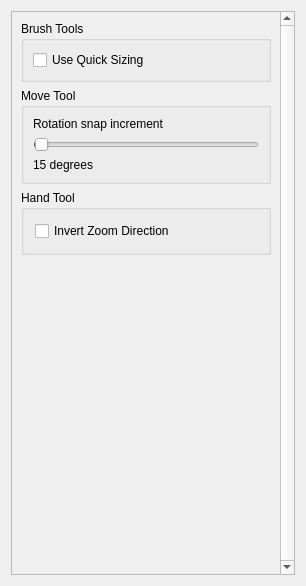
Qt form app/ui/toolspage.ui (MakiNoAtorie/JustAnimate) before a commit.
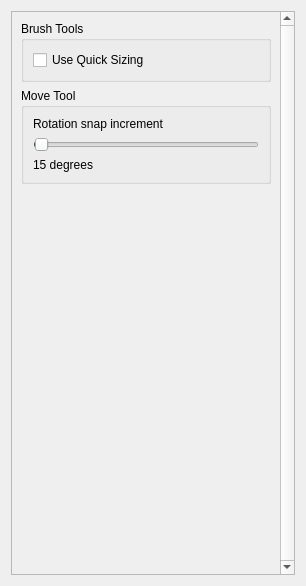
The same form after that commit.

Commit message:
Preferences: Navigation group and undo steps apply on finish
Fixes #237

The edit to the form file:
```diff
--- a/app/ui/toolspage.ui
+++ b/app/ui/toolspage.ui
@@ -93,37 +93,6 @@
          </layout>
         </widget>
        </item>
-       <item>
-        <widget class="QGroupBox" name="handBox">
-         <property name="title">
-          <string>Hand Tool</string>
-         </property>
-         <layout class="QVBoxLayout" name="verticalLayout_6">
-          <property name="leftMargin">
-           <number>11</number>
-          </property>
-          <property name="topMargin">
-           <number>11</number>
-          </property>
-          <property name="rightMargin">
-           <number>11</number>
-          </property>
-          <property name="bottomMargin">
-           <number>11</number>
-          </property>
-          <item>
-           <widget class="QCheckBox" name="invertZoomDirectionBox">
-            <property name="toolTip">
-             <string>Zoom in by dragging the cursor up instead of down</string>
-            </property>
-            <property name="text">
-             <string>Invert Zoom Direction</string>
-            </property>
-           </widget>
-          </item>
-         </layout>
-        </widget>
-       </item>
        <item>
         <spacer name="verticalSpacer">
          <property name="orientation">
```
The commit also changes 8 other files.
